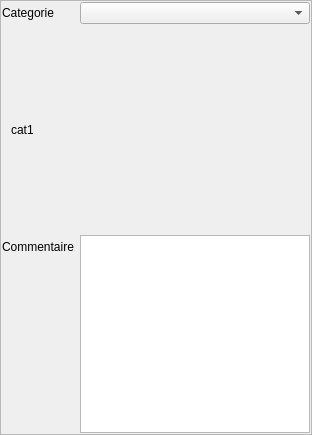
Before: the Qt Designer form Lamia/iface/qgiswidget/tools/toolprepro/base3/lamiabase_equipment_tool_ui.ui in Artelia/Lamia, drawn with Qt 5.
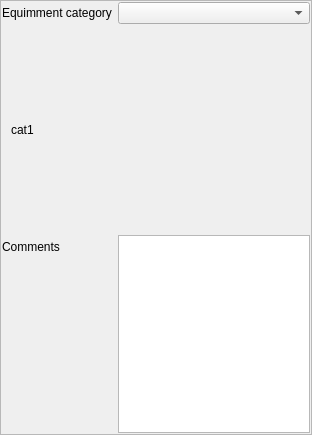
After: the same form once the commit is applied.

```diff
--- a/Lamia/iface/qgiswidget/tools/toolprepro/base3/lamiabase_equipment_tool_ui.ui
+++ b/Lamia/iface/qgiswidget/tools/toolprepro/base3/lamiabase_equipment_tool_ui.ui
@@ -35,7 +35,7 @@
       <item row="1" column="0">
        <widget class="QLabel" name="label_11">
         <property name="text">
-         <string>Categorie</string>
+         <string>Equimment category</string>
         </property>
        </widget>
       </item>
@@ -74,7 +74,7 @@
       <item row="5" column="0">
        <widget class="QLabel" name="label_9">
         <property name="text">
-         <string>Commentaire</string>
+         <string>Comments</string>
         </property>
        </widget>
       </item>
```
Left out of the diff: 26 changed lines with no effect on the pictures.
